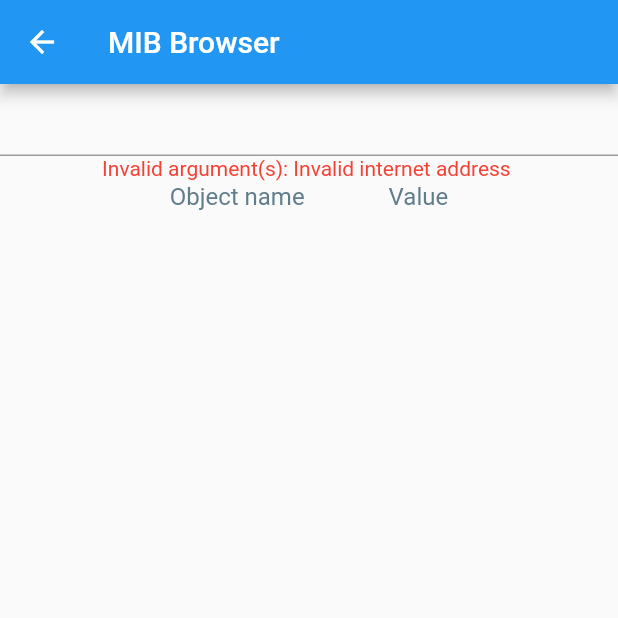
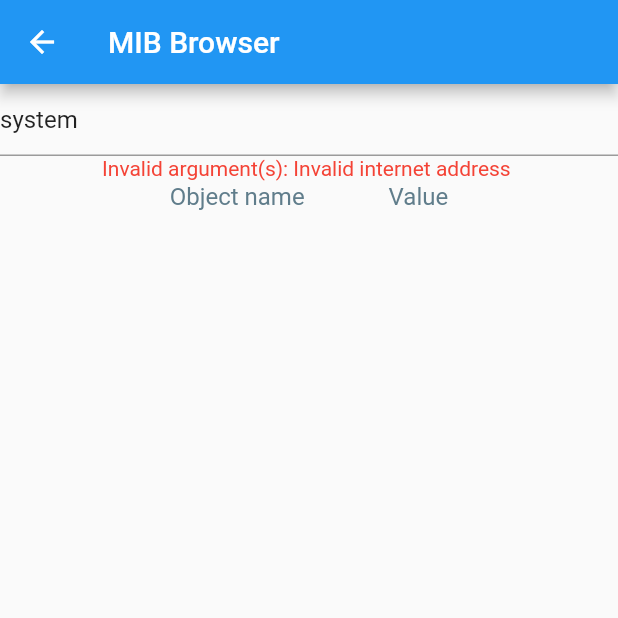
Before and after one commit to twsnmp/twsnmpfm, a Flutter app: the MibBrowserPage screen opened directly with empty values, after a tap on the "play circle" icon, on a phone screen of 412 x 824 dp, the top half of it. Run offline on Flutter 3.47's test engine with Material 2 defaults, Android fonts, the phone set to English and light mode, and no system bars; our stand-ins replace charts_flutter, flutter_riverpod, shared_preferences, sprintf; missing offline and left inert: dart_ping, dart_ping_ios, dart_snmp, p5, regexed_validator, statistics; accounts and stored records are empty; generated files the repository leaves out were written again.

Commit message:
MIBブラウザーのオブジェクト名の初期値を反映させた

```diff
--- a/lib/mib_browser_page.dart
+++ b/lib/mib_browser_page.dart
@@ -229,6 +229,7 @@ class _MibBrowserState extends State<MibBrowserPage> {
               crossAxisAlignment: CrossAxisAlignment.center,
               children: <Widget>[
                 Autocomplete<String>(
+                  initialValue: TextEditingValue(text: _mibName),
                   optionsBuilder: (value) {
                     if (value.text.isEmpty) {
                       return [];
```
